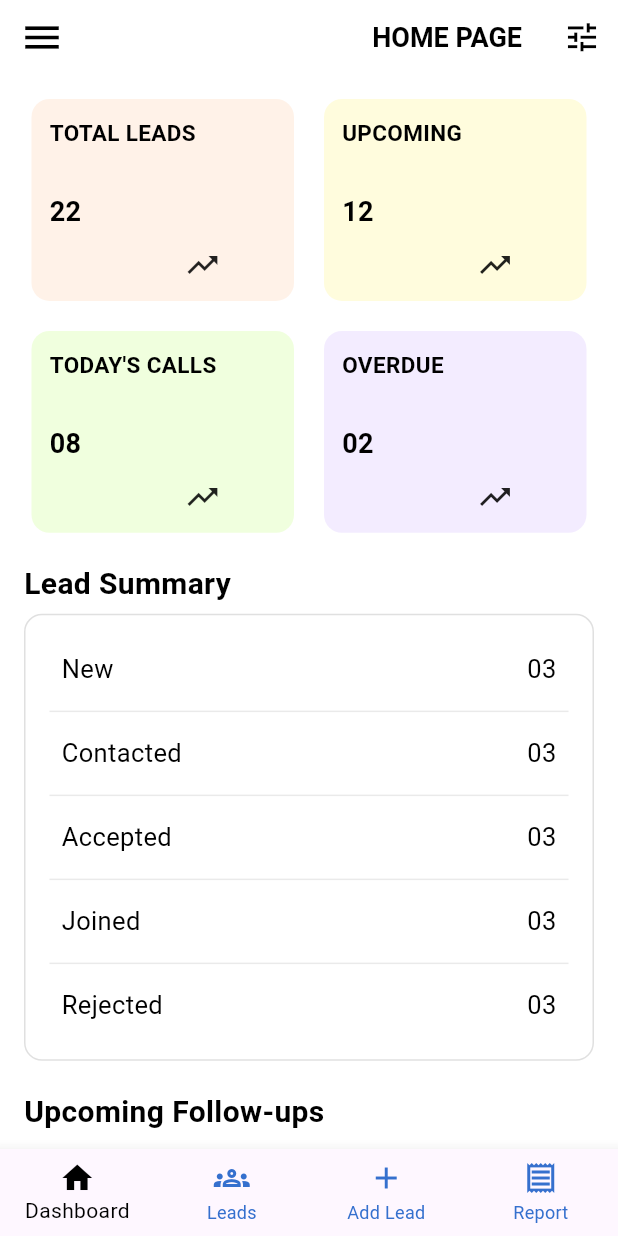
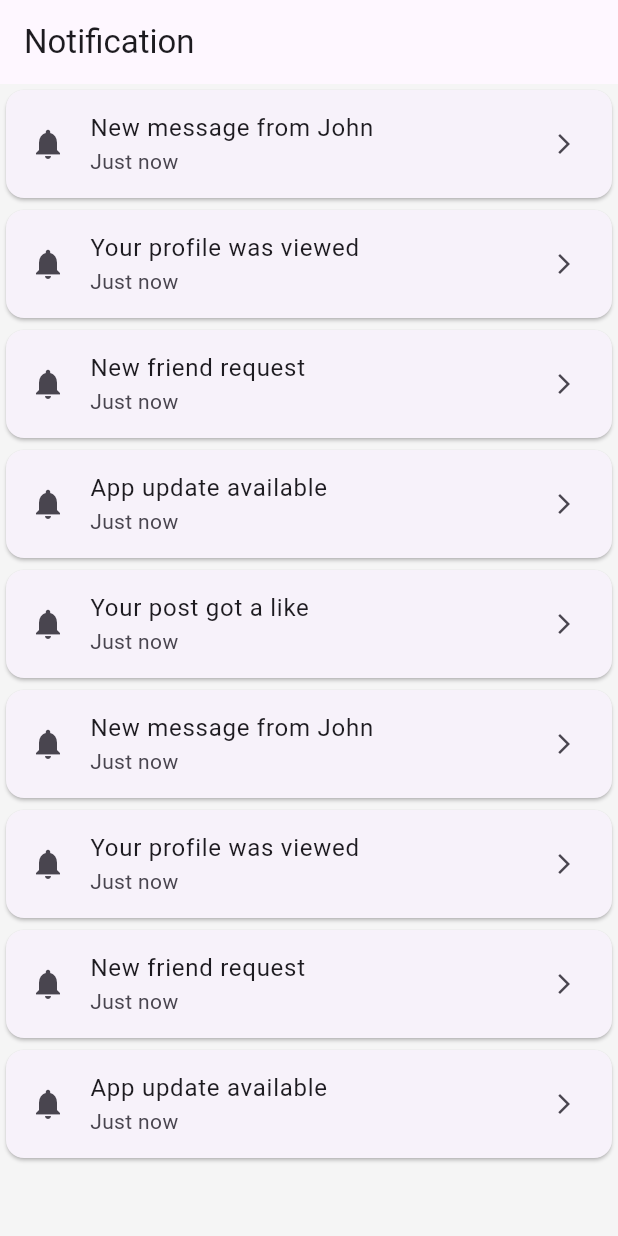
Before and after one commit to gohack72-ship-it/Dialo-Call-Center-CRM, a Flutter app: the screen it shows after launch, on a phone screen of 412 x 824 dp. Run offline on Flutter 3.47's test engine with Material 3 defaults, Android fonts, the phone set to English and light mode, and no system bars; our stand-ins replace lottie.

Commit message:
shibin - pulling details

```diff
--- a/lib/main.dart
+++ b/lib/main.dart
@@ -4,6 +4,7 @@
 
 import 'package:dialo/views/Name_page.dart';
 import 'package:dialo/views/addlead.dart';
+import 'package:dialo/views/assest/Notification.dart';
 import 'package:dialo/views/bottomnavigationbar.dart';
 import 'package:dialo/splashScreen.dart';
 import 'package:dialo/views/dashboard.dart';
@@ -33,7 +34,7 @@ class MyApp extends StatelessWidget {
         primarySwatch: Colors.blue,
         scaffoldBackgroundColor: const Color(0xFFF5F5F5),
       ),
-      home: Splashscreen(),
+      home: NotificationPage(),
     );
   }
 }
--- a/lib/views/assest/Notification.dart
+++ b/lib/views/assest/Notification.dart
@@ -1,13 +1,41 @@
-import 'package:flutter/cupertino.dart';
 import 'package:flutter/material.dart';
 
-class Notification extends StatelessWidget {
-  const Notification({super.key});
+class NotificationPage extends StatelessWidget {
+  NotificationPage({super.key});
+
+  List<String> notifications = [
+    "New message from John",
+    "Your profile was viewed",
+    "New friend request",
+    "App update available",
+    "Your post got a like",
+    "New message from John",
+    "Your profile was viewed",
+    "New friend request",
+    "App update available",
+
+  ];
 
   @override
   Widget build(BuildContext context) {
     return Scaffold(
-      appBar: AppBar(title: Text("Notification"),
+      appBar: AppBar(
+        title: Text("Notification"),
+      ),
+      body: ListView.builder(
+        itemCount: notifications.length,
+        itemBuilder: (context, index) {
+          return SingleChildScrollView(
+            child: Card(
+              child: ListTile(
+                leading: Icon(Icons.notifications),
+                title: Text(notifications[index]),
+                subtitle: Text("Just now"),
+                trailing: Icon(Icons.arrow_forward_ios, size: 16),
+              ),
+            ),
+          );
+        },
       ),
     );
   }
```
Also changed, not shown: pubspec.lock.
